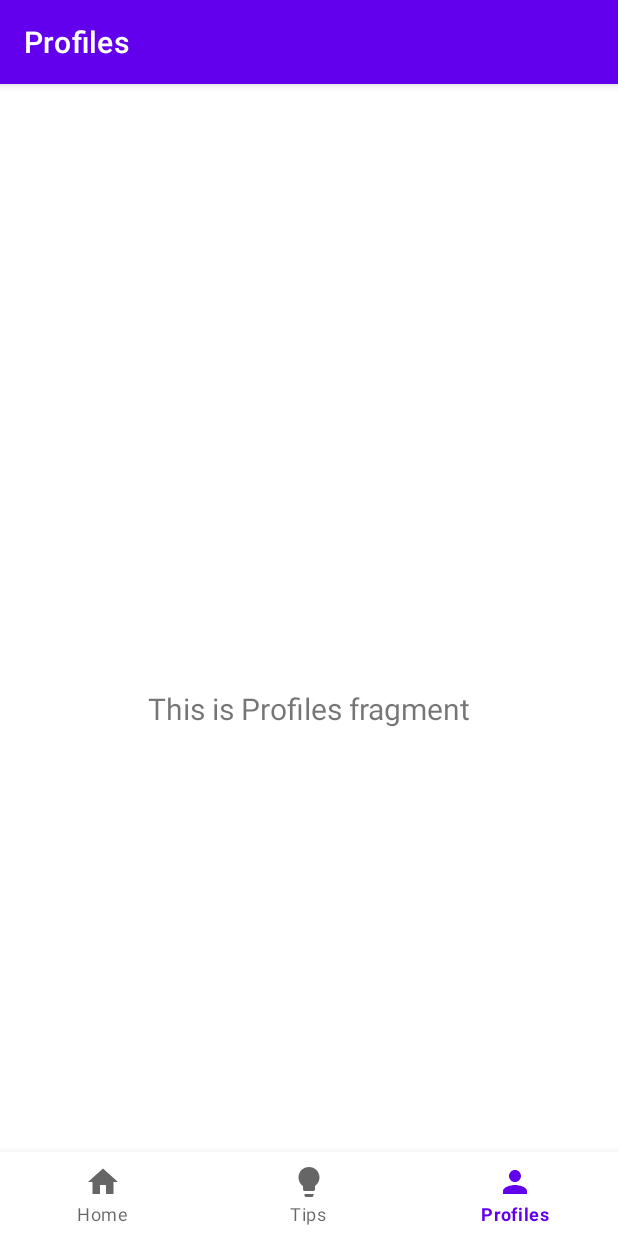
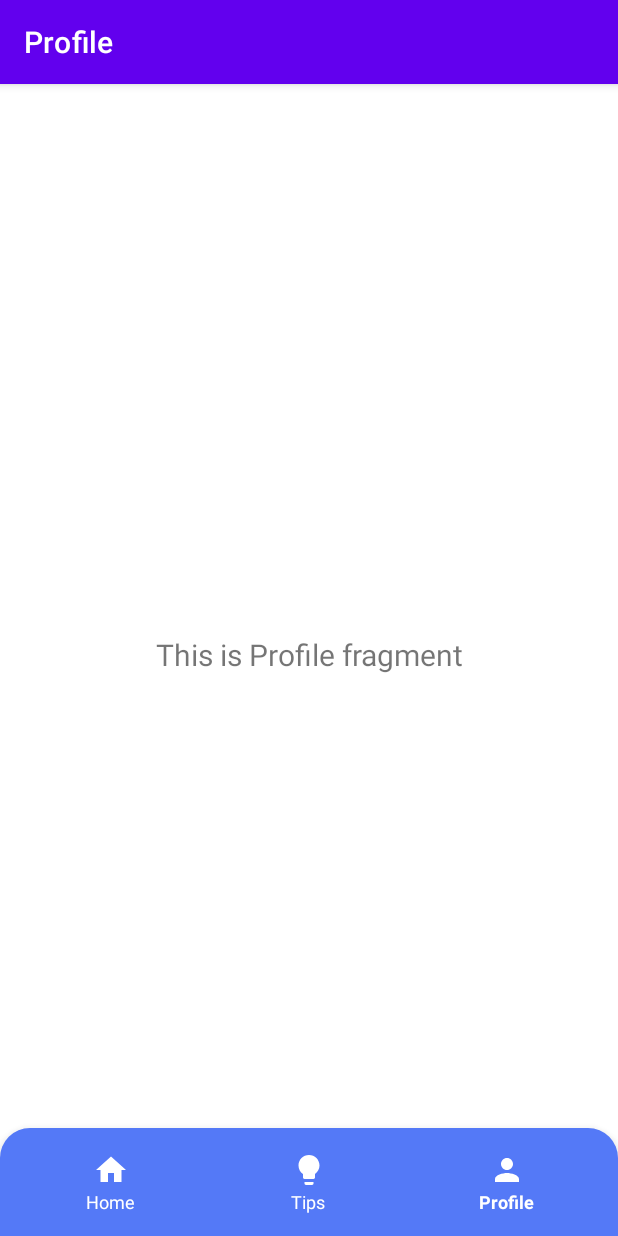
Before and after one commit to roseann11/S.M.A.R.T., an Android app: the ProfilesFragment screen opened through its navigation route, on a phone screen of 412 x 824 dp. Run offline under Robolectric (Android 15) with nearby library versions, the phone set to English and light mode, and no system bars; our stand-ins replace navigation-ui.

Commit message:
updated the navbar

```diff
--- a/app/src/main/java/com/example/smokeapplicationapppro/ui/profiles/ProfilesViewModel.java
+++ b/app/src/main/java/com/example/smokeapplicationapppro/ui/profiles/ProfilesViewModel.java
@@ -10,7 +10,7 @@ public class ProfilesViewModel extends ViewModel {
 
     public ProfilesViewModel() {
         mText = new MutableLiveData<>();
-        mText.setValue("This is Profiles fragment");
+        mText.setValue("This is Profile fragment");
     }
 
     public LiveData<String> getText() {
--- /dev/null
+++ b/app/src/main/res/drawable/rounded_bottom_nav.xml
@@ -0,0 +1,9 @@
+<?xml version="1.0" encoding="utf-8"?>
+<shape xmlns:android="http://schemas.android.com/apk/res/android" android:shape="rectangle">
+    <solid android:color="@color/blue" />
+    <corners
+        android:topLeftRadius="20dp"
+        android:topRightRadius="20dp"
+        android:bottomLeftRadius="0dp"
+        android:bottomRightRadius="0dp" />
+</shape>
--- a/app/src/main/res/layout/activity_main.xml
+++ b/app/src/main/res/layout/activity_main.xml
@@ -8,21 +8,26 @@
 
     <com.google.android.material.bottomnavigation.BottomNavigationView
         android:id="@+id/nav_view"
-        android:layout_width="0dp"
+        android:layout_width="match_parent"
         android:layout_height="wrap_content"
-        android:layout_marginStart="0dp"
-        android:layout_marginEnd="0dp"
-        android:background="?android:attr/windowBackground"
+        android:background="@drawable/rounded_bottom_nav"
+        app:menu="@menu/bottom_nav_menu"
+        app:itemIconTint="@color/white"
+        app:itemTextColor="@color/white"
+        android:elevation="8dp"
+        android:padding="8dp"
+        app:itemIconSize="24dp"
+        app:itemTextAppearanceActive="@style/BottomNavTextSmall"
+        app:itemTextAppearanceInactive="@style/BottomNavTextSmall"
         app:layout_constraintBottom_toBottomOf="parent"
         app:layout_constraintLeft_toLeftOf="parent"
-        app:layout_constraintRight_toRightOf="parent"
-        app:menu="@menu/bottom_nav_menu" />
+        app:layout_constraintRight_toRightOf="parent" />
 
     <fragment
         android:id="@+id/nav_host_fragment_activity_main"
         android:name="androidx.navigation.fragment.NavHostFragment"
         android:layout_width="match_parent"
-        android:layout_height="match_parent"
+        android:layout_height="0dp"
         app:defaultNavHost="true"
         app:layout_constraintBottom_toTopOf="@id/nav_view"
         app:layout_constraintLeft_toLeftOf="parent"
--- a/app/src/main/res/values/colors.xml
+++ b/app/src/main/res/values/colors.xml
@@ -7,4 +7,5 @@
     <color name="teal_700">#FF018786</color>
     <color name="black">#FF000000</color>
     <color name="white">#FFFFFFFF</color>
+    <color name="blue">#5479F7</color>
 </resources>
--- a/app/src/main/res/values/strings.xml
+++ b/app/src/main/res/values/strings.xml
@@ -2,5 +2,5 @@
     <string name="app_name">SmokeApplicationApp</string>
     <string name="title_home">Home</string>
     <string name="title_tips">Tips</string>
-    <string name="title_profiles">Profiles</string>
+    <string name="title_profiles">Profile</string>
 </resources>
--- /dev/null
+++ b/app/src/main/res/values/styles.xml
@@ -0,0 +1,6 @@
+<resources>
+    <style name="BottomNavTextSmall" parent="TextAppearance.AppCompat.Caption">
+        <item name="android:textSize">12sp</item>
+        <item name="android:textColor">@color/white</item>
+    </style>
+</resources>
```
